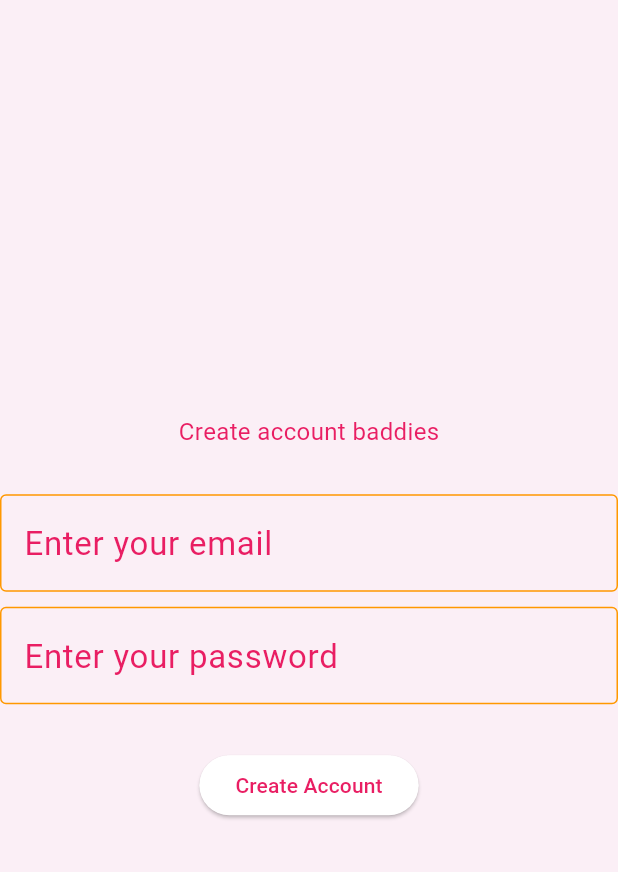
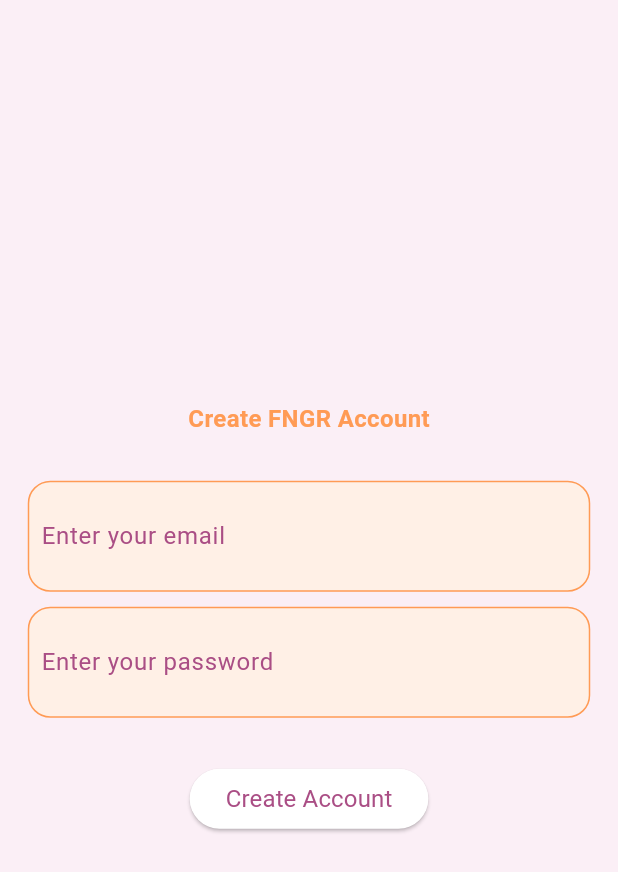
Before and after one commit to mayasaltzman/FNGR, a Flutter app: the screen it shows after launch, after a tap on "Create account", on a phone screen of 412 x 824 dp. Shown: the top 872 px of the screen. Run offline on Flutter 3.47's test engine with Material 3 defaults, Android fonts, the phone set to English and light mode, and no system bars; our stand-ins replace cloud_firestore, firebase_auth, firebase_core, geocoding, geolocator, image_picker and 1 more; missing offline and left inert: flutter_chat_core, flutter_chat_ui; accounts and stored records are empty; Roboto replaces fonts that are missing (Gilroy-bold).

Commit message:
make create account style align w rest of app

```diff
--- a/lib/main.dart
+++ b/lib/main.dart
@@ -46,8 +46,8 @@ class MyApp extends StatelessWidget {
               ),
               bodySmall: TextStyle(fontSize: 14))),
       debugShowCheckedModeBanner: false,
-      // home: const HomePage(),
-      home: const LoginPage(),
+       home: const LoginPage(),
+      //home: CreateAccount(),
       //home: const CreateProfilePage(),
     );
   }
--- a/lib/pages/auth/create_account.dart
+++ b/lib/pages/auth/create_account.dart
@@ -2,6 +2,30 @@ import 'package:firebase_auth/firebase_auth.dart';
 import 'package:flutter/material.dart';
 import '../../services/firebase_service.dart';
 import '../../pages/profile/create_profile_page.dart';
+
+//styles for the page
+abstract class ProfileStyles {
+  //styles for boxes
+  static BoxDecoration boxDecoration = BoxDecoration(
+      color: const Color(0xFFFFF0E6),
+      borderRadius: BorderRadius.circular(15.0),
+      border: Border.all(
+        color: const Color(0xFFFF9B55),
+        width: 1,
+      ));
+
+  //text styles for headings in boxes
+  static TextStyle boxHeader = const TextStyle(
+      fontWeight: FontWeight.bold, color: Color(0xFFFF9B55), fontSize: 16);
+
+  //text styles for text in boxes
+  static TextStyle boxText = const TextStyle(
+      fontWeight: FontWeight.normal, color: Color(0xFFAA4E85), fontSize: 16);
+
+  static const containerWidth = 375.0;
+
+  static const boxPadding = EdgeInsets.all(8.0);
+}
 
 class CreateAccount extends StatefulWidget {
   const CreateAccount({super.key});
@@ -79,40 +103,40 @@ class _CreateAccountState extends State<CreateAccount> {
         child: SingleChildScrollView(
           child: Column(
             children: [
-              const Text(
-                "Create account baddies",
-                style: TextStyle(color: Colors.pink),
+              Text(
+                "Create FNGR Account",
+                style: ProfileStyles.boxHeader,
               ),
 
               const SizedBox(height: 30),
-              TextField(
+              Container(
+                decoration: ProfileStyles.boxDecoration,
+                padding: ProfileStyles.boxPadding,
+                width: ProfileStyles.containerWidth,
+                child: TextField(
                   controller: _emailController,
-                style: TextStyle(color:Colors.pink),
+                  style: ProfileStyles.boxText,
                   decoration: InputDecoration(
+                    border: InputBorder.none,
                     labelText: 'Enter your email',
-                  labelStyle: TextStyle(color:Colors.pink),
-                  enabledBorder: OutlineInputBorder(
-                    borderSide: BorderSide(color: Colors.orange, width: 1.0),
-                  ),
-                  focusedBorder: OutlineInputBorder(
-                    borderSide: BorderSide(color: Colors.orange, width: 2.0),
+                    labelStyle: ProfileStyles.boxText,
                   ),
                 ),
               ),
 
               const SizedBox(height: 10),
-              TextField(
+              Container(
+                decoration: ProfileStyles.boxDecoration,
+                padding: ProfileStyles.boxPadding,
+                width: ProfileStyles.containerWidth,
+                child: TextField(
                   controller: _passwordController,
-                style: TextStyle(color:Colors.pink),
+                  style: ProfileStyles.boxText,
                   obscureText: true,
                   decoration: InputDecoration(
+                    border: InputBorder.none,
                     labelText: 'Enter your password',
-                  labelStyle: TextStyle(color:Colors.pink),
-                  enabledBorder: OutlineInputBorder(
-                    borderSide: BorderSide(color: Colors.orange, width: 1.0),
-                  ),
-                  focusedBorder: OutlineInputBorder(
-                    borderSide: BorderSide(color: Colors.orange, width: 2.0),
+                    labelStyle: ProfileStyles.boxText,
                   ),
                 ),
               ),
@@ -128,9 +152,9 @@ class _CreateAccountState extends State<CreateAccount> {
                         width: 20,
                         child: CircularProgressIndicator(strokeWidth: 2),
                       )
-                    : const Text(
+                    : Text(
                         "Create Account",
-                        style: TextStyle(color: Colors.pink),
+                        style: ProfileStyles.boxText,
                       ),
               ),
             ],
--- a/lib/pages/auth/login_page.dart
+++ b/lib/pages/auth/login_page.dart
@@ -103,7 +103,7 @@ class _LoginState extends State<LoginPage> {
                   style: ProfileStyles.boxText,
                   decoration: InputDecoration(
                     border: InputBorder.none,
-                    labelText: 'Enter your username (email)',
+                    labelText: 'Enter your email',
                     labelStyle: ProfileStyles.boxText,
                   ),
               ),
```
Lines whose indentation alone changed are shown as unchanged.
